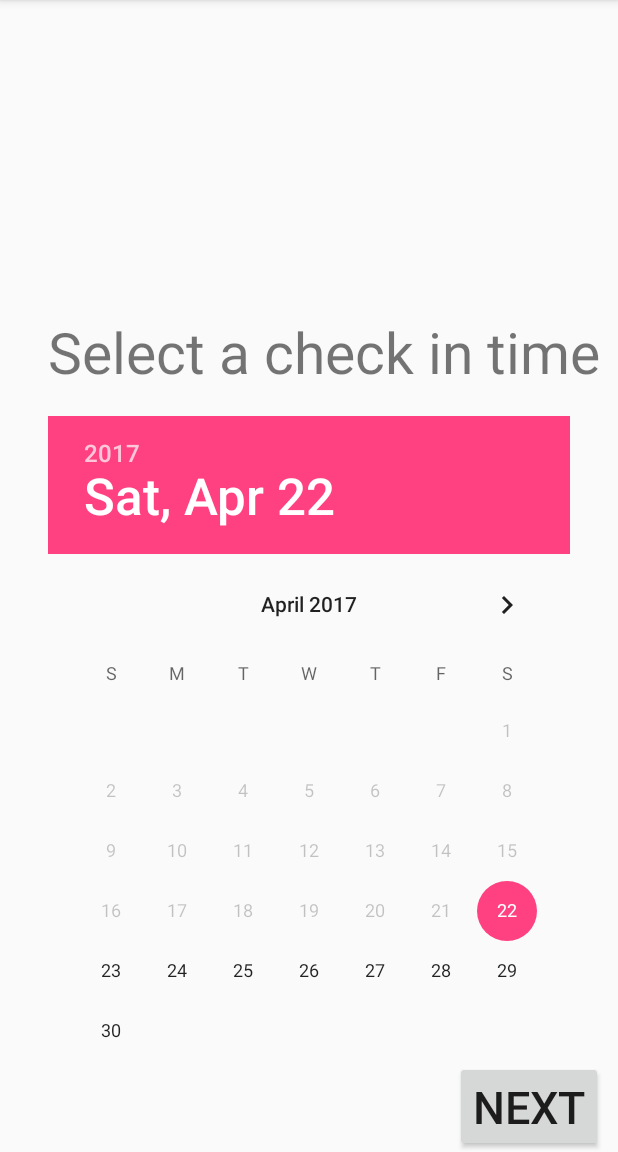
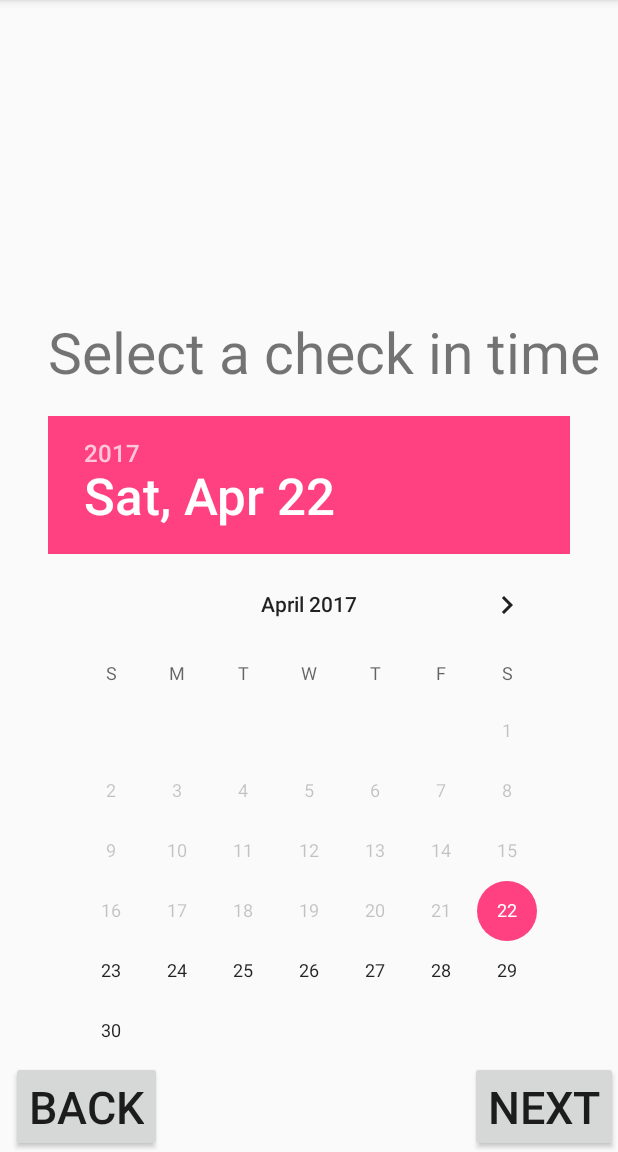
Before and after one commit to terenceduong/urban-telegram, an Android app: the DateActivity screen opened directly, with no data from a screen before it, on a phone screen of 412 x 824 dp, the part 84-1236 px from its top. Run offline under Robolectric (Android 15) with nearby library versions, the phone set to English and light mode, and no system bars.

Commit message:
fixed initial pin, layouts

```diff
--- a/app/src/main/java/com/example/terence/uthere/DateActivity.java
+++ b/app/src/main/java/com/example/terence/uthere/DateActivity.java
@@ -34,12 +34,21 @@ public class DateActivity extends AppCompatActivity {
                 day = datePicker.getDayOfMonth();
 
 
-                passActivity();
+                nextActivity();
+            }
+        });
+
+        Button backButton = (Button) findViewById(R.id.backButton);
+
+        backButton.setOnClickListener(new View.OnClickListener() {
+            @Override
+            public void onClick(View v) {
+                backActivity();
             }
         });
     }
 
-    public void passActivity() {
+    public void nextActivity() {
 
         Intent intent = getIntent();
 
@@ -57,4 +66,9 @@ public class DateActivity extends AppCompatActivity {
 
         startActivity(i);
     }
+
+    public void backActivity() {
+        Intent i = new Intent(this, MapsActivity.class);
+        startActivity(i);
+    }
 }
--- a/app/src/main/res/layout/activity_date.xml
+++ b/app/src/main/res/layout/activity_date.xml
@@ -14,14 +14,23 @@
         android:layout_centerHorizontal="true" />
 
     <Button
+        android:id="@+id/backButton"
+        android:layout_width="wrap_content"
+        android:layout_height="wrap_content"
+        android:text="Back"
+        android:textSize="30dp"
+        android:layout_alignParentBottom="true"
+        android:layout_alignParentStart="true"
+        android:layout_marginStart="7dp" />
+
+    <Button
         android:id="@+id/nextButton"
         android:layout_width="wrap_content"
         android:layout_height="wrap_content"
+        android:text="Next"
+        android:textSize="30dp"
         android:layout_alignParentBottom="true"
-        android:layout_alignParentEnd="true"
-        android:layout_marginEnd="10dp"
-        android:text="Next"
-        android:textSize="30dp"/>
+        android:layout_alignParentEnd="true" />
 
     <TextView
         android:id="@+id/editText2"
--- a/app/src/main/res/layout/activity_maps.xml
+++ b/app/src/main/res/layout/activity_maps.xml
@@ -44,7 +44,7 @@
         android:id="@+id/btnDelete"
         android:layout_width="wrap_content"
         android:layout_height="wrap_content"
-        android:text="Button"
+        android:text="@string/delete"
         android:layout_alignParentBottom="true"
         android:layout_alignParentStart="true" />
 
--- a/app/src/main/res/values/strings.xml
+++ b/app/src/main/res/values/strings.xml
@@ -3,4 +3,5 @@
     <string name="title_activity_maps">Map</string>
     <string name="check_in">Check in here?</string>
     <string name="cancel">Cancel</string>
+    <string name="delete">Delete / Reset</string>
 </resources>
```
Also changed, not shown: app/src/main/java/com/example/terence/uthere/MapsActivity.java (+15 -14 lines).
